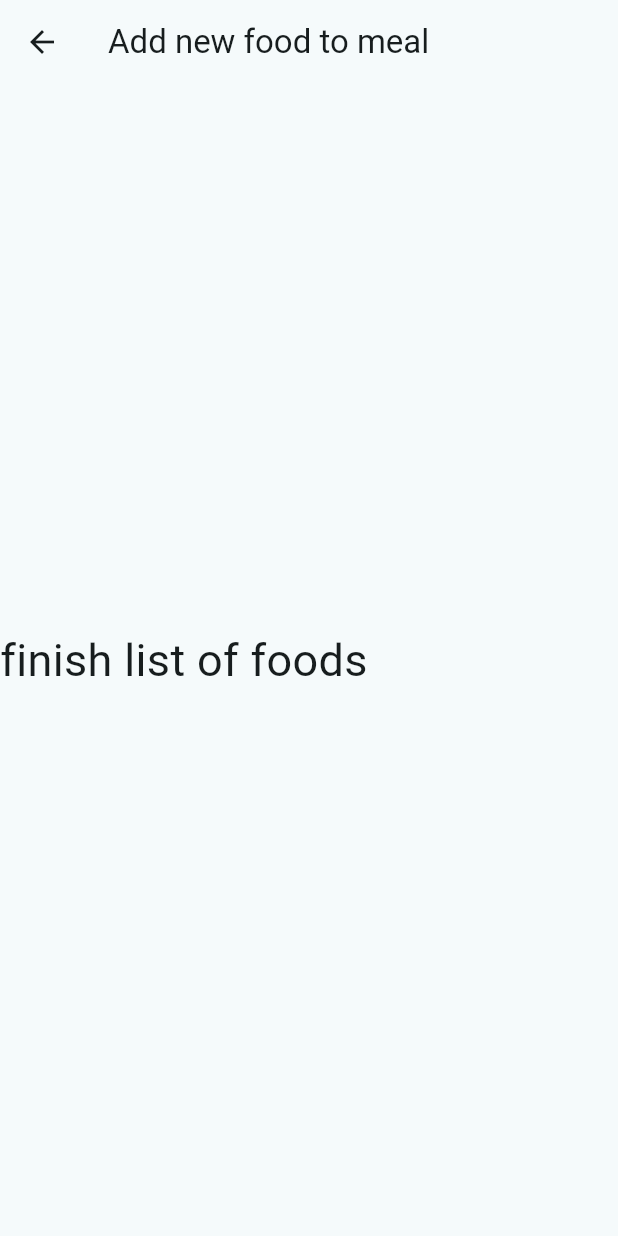
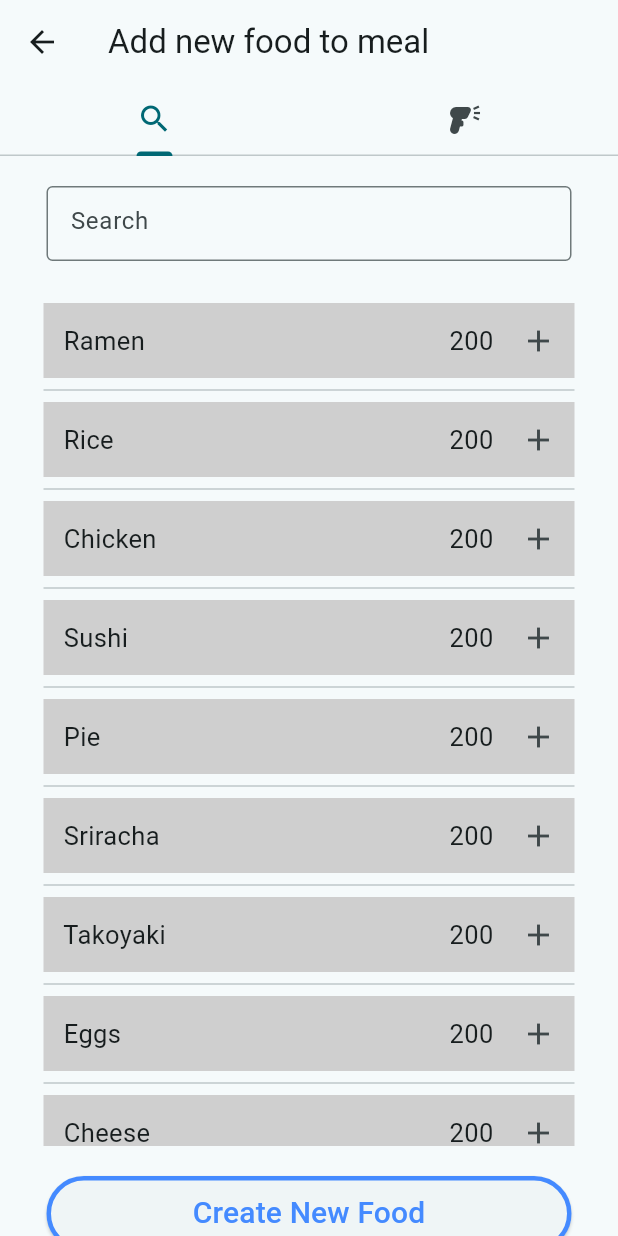
Before and after one commit to SpyCooper/CalorieTracker, a Flutter app: the AddFoodMenu screen opened directly, on a phone screen of 412 x 824 dp. Run offline on Flutter 3.47's test engine with Material 3 defaults, Android fonts, the phone set to English and light mode, and no system bars.

Commit message:
added the add new food menu design

```diff
--- a/lib/main.dart
+++ b/lib/main.dart
@@ -329,24 +329,119 @@ class MealBox extends StatelessWidget {
   }
 }
 
-class AddFoodMenu extends StatelessWidget {
+class AddFoodMenu extends StatefulWidget {
   const AddFoodMenu({super.key});
 
   @override
+  State<AddFoodMenu> createState() => _AddFoodMenuState();
+}
+
+class _AddFoodMenuState extends State<AddFoodMenu> {
+  final List<String> foods = <String>['Ramen', 'Rice', 'Chicken', 'Sushi','Pie', 'Sriracha', 'Takoyaki', 'Eggs','Cheese', 'Milk', 'Cereal', 'Bar', 'Whiskey', 'Fireball'];
+
+  @override
   Widget build(BuildContext context) {
-    return Scaffold
-    (
-      // TODO - change name of the meal bar to be the meal
-      appBar: AppBar(title: Text('Add new food to meal'),),
+    return DefaultTabController(
+      length: 2,
+      child: Scaffold
+      (
+        appBar: AppBar(
+          // TODO - change the 'meal' to show what meal the food would be added to
+          title: Text('Add new food to meal'),
+          // search or scan tabs selection
+          bottom: TabBar(
+            tabs: [
+              Tab(icon: Icon(Icons.search)),
+              Tab(icon: Icon(Icons.barcode_reader)),
+            ]
+          ),
+        ),
 
-      body: Container(
-        child: Column(
-          mainAxisAlignment: MainAxisAlignment.center,
+        body: TabBarView(
           children: [
-            Text('finish list of foods', style: TextStyle(fontSize: 30))
-          ],
+            // Search Tab
+            Column(
+              spacing: 20,
+              children: [
+                SizedBox(height: 0,),
+                // search bar
+                SizedBox(
+                  width: 350,
+                  height: 50,
+                  child: TextField(
+                    decoration: InputDecoration(
+                      border: OutlineInputBorder(),
+                      // TODO - change the hint text to default to the meal name
+                      hintText: 'Search',
+                    ),
+                  ),
+                ),
+                // list of foods
+                SizedBox(
+                  width: 370,
+                  height: 570,
+                  child: ListView.separated(
+                    padding: const EdgeInsets.all(8),
+                    // TODO - change based on the size of the foods saved
+                    itemCount: foods.length,
+                    itemBuilder: (context, index) {
+                      return Container(
+                        height: 50,
+                        color: const Color.fromARGB(255, 207, 207, 207),
+                        child: InkWell(
+                            child: Row(
+                              mainAxisAlignment: MainAxisAlignment.spaceBetween,
+                              children: [
+                                SizedBox(
+                                  width: 300,
+                                  child: Row(
+                                    mainAxisAlignment: MainAxisAlignment.spaceBetween,
+                                    children: [
+                                      Text('   ${foods[index]}', style: TextStyle(fontSize: 17),),
+                                      Text('200', style: TextStyle(fontSize: 17),),
+                                    ],
+                                  ),
+                                ),
+                                IconButton(
+                                  icon: Icon(Icons.add),
+                                  onPressed: () {
+                                    // TODO - add food to that meal
+                                    print('Add food to meal');
+                                  },
+                                )
+                              ],
+                            ),
+                          onTap: () {
+                            // TODO - adjust the food nutrition to change based on it came from the add food menu
+                            // open Nutrition facts
+                            Navigator.of(context).push(MaterialPageRoute(builder: (context) => FoodNutritionFacts()));
+                          },
+                        ),
+                      );
+                    },
+                    separatorBuilder: (context, index) => const Divider(),
+                  ),
+                ),
+                // Create new food to database button
+                ElevatedButton(
+                  style: ElevatedButton.styleFrom(
+                    fixedSize: const Size(350, 50),
+                    foregroundColor: Colors.blueAccent, // text color
+                    side: BorderSide(width: 3, color: Colors.blueAccent)
+                    ),
+                  child: Text('Create New Food', style: TextStyle(fontSize: 20)),
+                  onPressed: () => {
+                    // TODO - Create new food to database
+                    print('Create new food to database')
+                  },
+                ),
+              ],
+            ),
+            // Scan Tab
+            Placeholder(),
+          ]
         )
-      )
+      ),
     );
   }
 }
```
